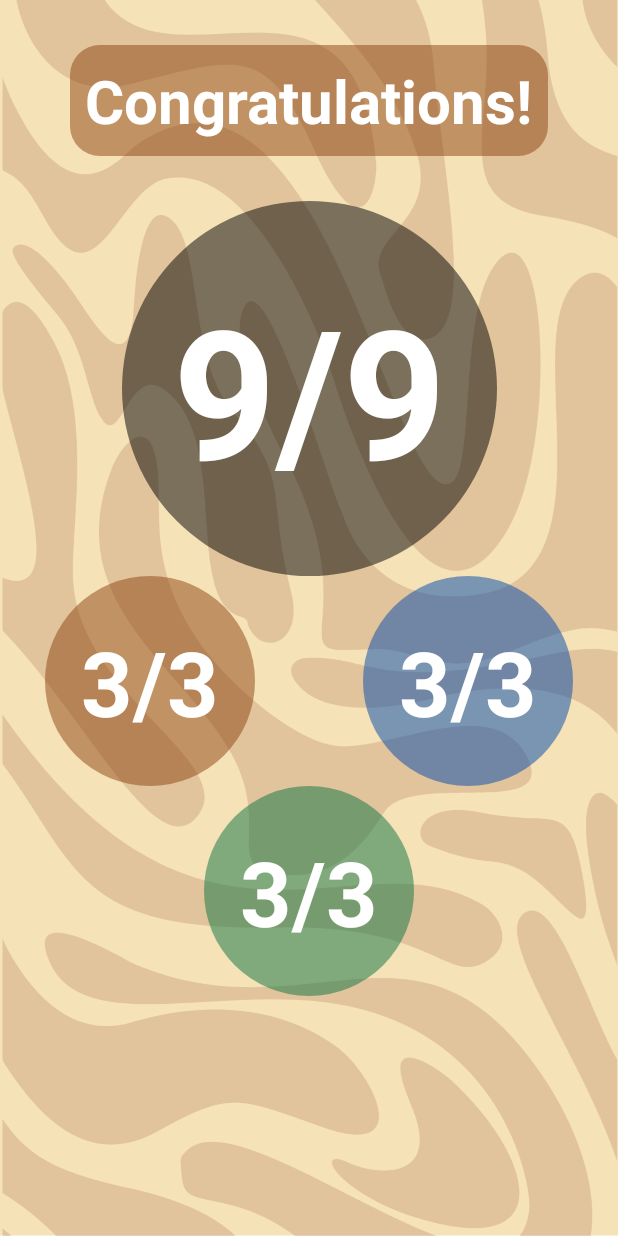
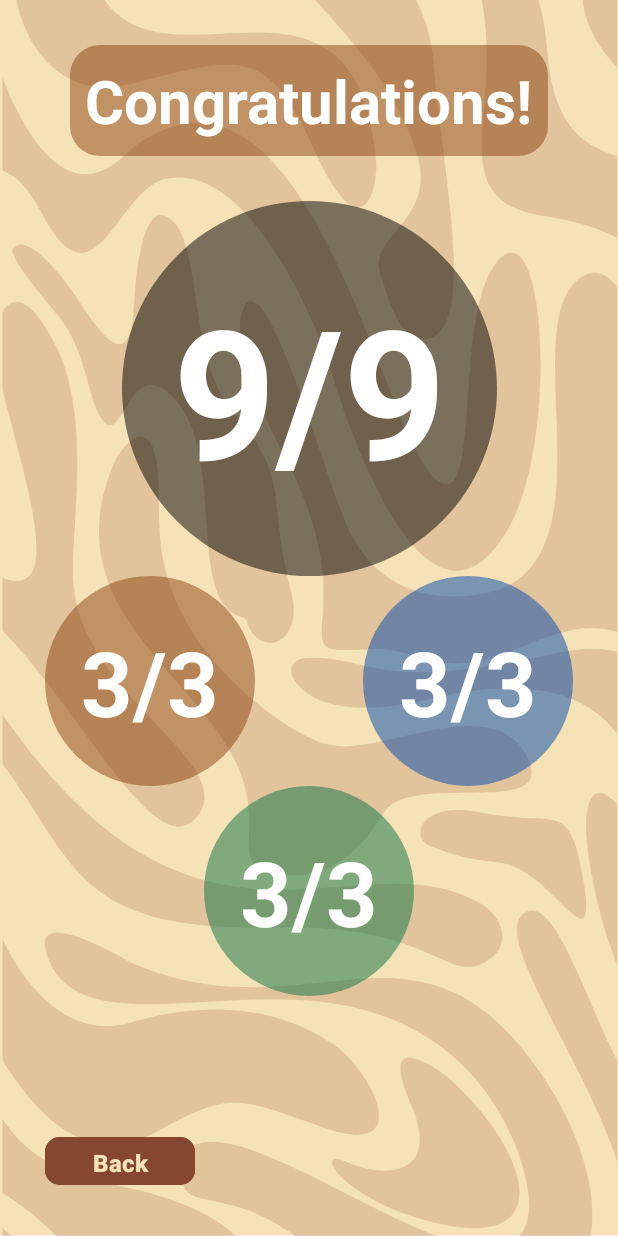
Before and after one commit to sharavanan5521-sys/MAD-Mini-Project, an Android app: the All_Score screen opened directly, with no data from a screen before it, on a phone screen of 412 x 824 dp. Run offline under Robolectric (Android 15) with nearby library versions, the light colour scheme and no system bars.

Commit message:
feat: Add back button to All Score screen
Adds a "Back" button to the `All_Score` activity, allowing users to navigate back to the `Home` screen.

*   **Layout:** A new `Button` (`@+id/btnBack`) is added to `activity_all_score.xml`.
*   **Functionality:** An `OnClickListener` is implemented in `All_Score.java` to handle the button press, which starts the `Home` activity.

```diff
--- a/app/src/main/java/com/example/mad_mini_project1/All_Score.java
+++ b/app/src/main/java/com/example/mad_mini_project1/All_Score.java
@@ -1,6 +1,8 @@
 package com.example.mad_mini_project1;
 
+import android.content.Intent;
 import android.os.Bundle;
+import android.widget.Button;
 
 import androidx.activity.EdgeToEdge;
 import androidx.appcompat.app.AppCompatActivity;
@@ -9,6 +11,8 @@ import androidx.core.view.ViewCompat;
 import androidx.core.view.WindowInsetsCompat;
 
 public class All_Score extends AppCompatActivity {
+
+    Button btnBack;
 
     @Override
     protected void onCreate(Bundle savedInstanceState) {
@@ -20,5 +24,11 @@ public class All_Score extends AppCompatActivity {
             v.setPadding(systemBars.left, systemBars.top, systemBars.right, systemBars.bottom);
             return insets;
         });
+
+        btnBack = findViewById(R.id.btnBack);
+        btnBack.setOnClickListener(v -> {
+            Intent intent = new Intent(All_Score.this, Home.class);
+            startActivity(intent);
+        });
     }
 }
--- a/app/src/main/res/layout/activity_all_score.xml
+++ b/app/src/main/res/layout/activity_all_score.xml
@@ -111,4 +111,19 @@
         app:layout_constraintEnd_toEndOf="@+id/imageView35"
         app:layout_constraintStart_toStartOf="@+id/imageView35"
         app:layout_constraintTop_toTopOf="@+id/imageView35" />
+
+    <Button
+        android:id="@+id/btnBack"
+        android:layout_width="100dp"
+        android:layout_height="40dp"
+        android:layout_marginStart="30dp"
+        android:layout_marginBottom="30dp"
+        android:backgroundTint="@color/darkBrown"
+        android:text="Back"
+        android:textColor="@color/cream"
+        android:textSize="16sp"
+        android:textStyle="bold"
+        app:cornerRadius="10dp"
+        app:layout_constraintBottom_toBottomOf="parent"
+        app:layout_constraintStart_toStartOf="parent" />
 </androidx.constraintlayout.widget.ConstraintLayout>
```
